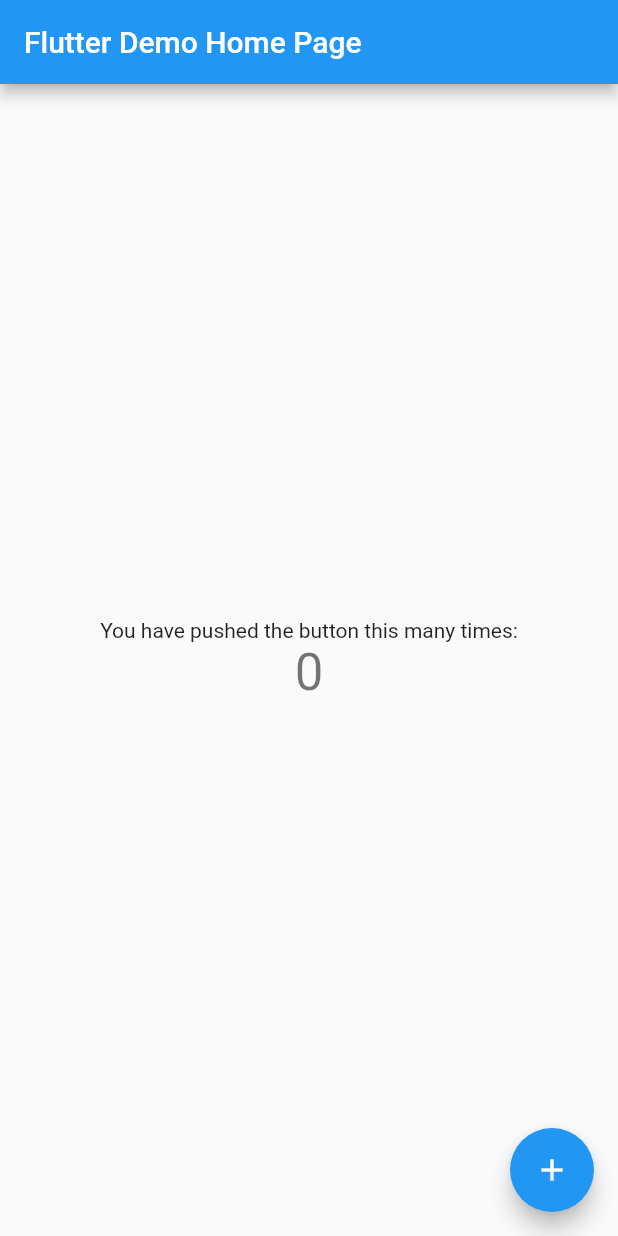
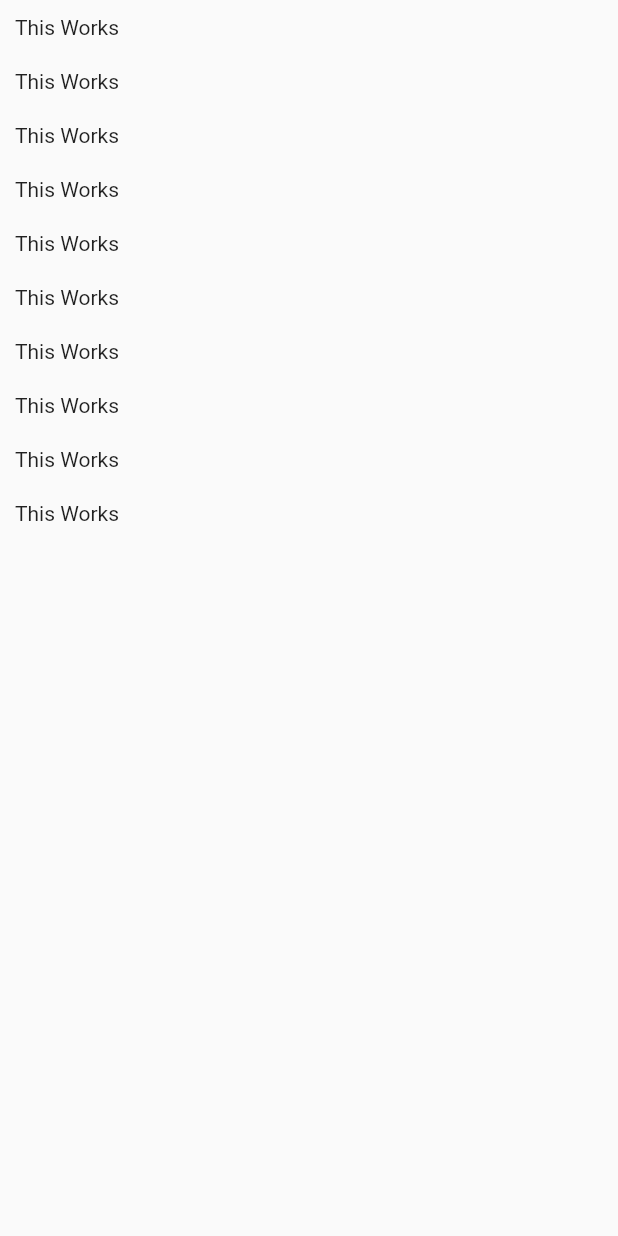
Before and after one commit to PatrickChow0803/chat_app, a Flutter app: the screen it shows after launch, on a phone screen of 412 x 824 dp. Run offline on Flutter 3.47's test engine with Material 2 defaults, Android fonts, the phone set to English and light mode, and no system bars.

Commit message:
Added a basic layout to how the chat screen should look like

```diff
--- a/lib/main.dart
+++ b/lib/main.dart
@@ -1,3 +1,4 @@
+import 'package:chat_app/screens/chat_screen.dart';
 import 'package:flutter/material.dart';
 
 void main() {
@@ -5,109 +6,14 @@
 }
 
 class MyApp extends StatelessWidget {
-  // This widget is the root of your application.
   @override
   Widget build(BuildContext context) {
     return MaterialApp(
-      title: 'Flutter Demo',
+      title: 'Chat',
       theme: ThemeData(
-        // This is the theme of your application.
-        //
-        // Try running your application with "flutter run". You'll see the
-        // application has a blue toolbar. Then, without quitting the app, try
-        // changing the primarySwatch below to Colors.green and then invoke
-        // "hot reload" (press "r" in the console where you ran "flutter run",
-        // or simply save your changes to "hot reload" in a Flutter IDE).
-        // Notice that the counter didn't reset back to zero; the application
-        // is not restarted.
         primarySwatch: Colors.blue,
       ),
-      home: MyHomePage(title: 'Flutter Demo Home Page'),
+      home: ChatScreen(),
     );
   }
 }
-
-class MyHomePage extends StatefulWidget {
-  MyHomePage({Key key, this.title}) : super(key: key);
-
-  // This widget is the home page of your application. It is stateful, meaning
-  // that it has a State object (defined below) that contains fields that affect
-  // how it looks.
-
-  // This class is the configuration for the state. It holds the values (in this
-  // case the title) provided by the parent (in this case the App widget) and
-  // used by the build method of the State. Fields in a Widget subclass are
-  // always marked "final".
-
-  final String title;
-
-  @override
-  _MyHomePageState createState() => _MyHomePageState();
-}
-
-class _MyHomePageState extends State<MyHomePage> {
-  int _counter = 0;
-
-  void _incrementCounter() {
-    setState(() {
-      // This call to setState tells the Flutter framework that something has
-      // changed in this State, which causes it to rerun the build method below
-      // so that the display can reflect the updated values. If we changed
-      // _counter without calling setState(), then the build method would not be
-      // called again, and so nothing would appear to happen.
-      _counter++;
-    });
-  }
-
-  @override
-  Widget build(BuildContext context) {
-    // This method is rerun every time setState is called, for instance as done
-    // by the _incrementCounter method above.
-    //
-    // The Flutter framework has been optimized to make rerunning build methods
-    // fast, so that you can just rebuild anything that needs updating rather
-    // than having to individually change instances of widgets.
-    return Scaffold(
-      appBar: AppBar(
-        // Here we take the value from the MyHomePage object that was created by
-        // the App.build method, and use it to set our appbar title.
-        title: Text(widget.title),
-      ),
-      body: Center(
-        // Center is a layout widget. It takes a single child and positions it
-        // in the middle of the parent.
-        child: Column(
-          // Column is also a layout widget. It takes a list of children and
-          // arranges them vertically. By default, it sizes itself to fit its
-          // children horizontally, and tries to be as tall as its parent.
-          //
-          // Invoke "debug painting" (press "p" in the console, choose the
-          // "Toggle Debug Paint" action from the Flutter Inspector in Android
-          // Studio, or the "Toggle Debug Paint" command in Visual Studio Code)
-          // to see the wireframe for each widget.
-          //
-          // Column has various properties to control how it sizes itself and
-          // how it positions its children. Here we use mainAxisAlignment to
-          // center the children vertically; the main axis here is the vertical
-          // axis because Columns are vertical (the cross axis would be
-          // horizontal).
-          mainAxisAlignment: MainAxisAlignment.center,
-          children: <Widget>[
-            Text(
-              'You have pushed the button this many times:',
-            ),
-            Text(
-              '$_counter',
-              style: Theme.of(context).textTheme.headline4,
-            ),
-          ],
-        ),
-      ),
-      floatingActionButton: FloatingActionButton(
-        onPressed: _incrementCounter,
-        tooltip: 'Increment',
-        child: Icon(Icons.add),
-      ), // This trailing comma makes auto-formatting nicer for build methods.
-    );
-  }
-}
--- /dev/null
+++ b/lib/screens/chat_screen.dart
@@ -0,0 +1,16 @@
+import 'package:flutter/material.dart';
+
+class ChatScreen extends StatelessWidget {
+  @override
+  Widget build(BuildContext context) {
+    return Scaffold(
+      body: ListView.builder(
+        itemCount: 10,
+        itemBuilder: (ctx, index) => Container(
+          padding: EdgeInsets.all(10),
+          child: Text('This Works'),
+        ),
+      ),
+    );
+  }
+}
```
Also changed, not shown: lib/screens/auth_screen.dart (added).
